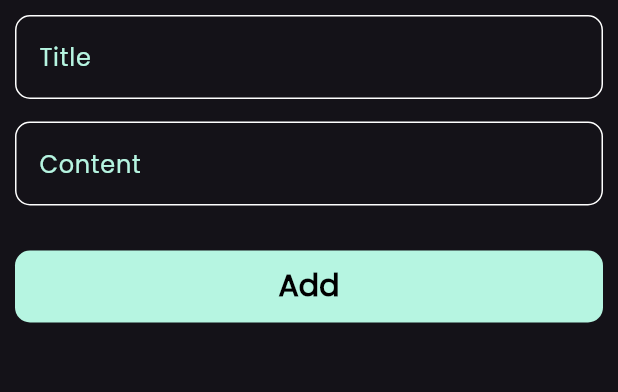
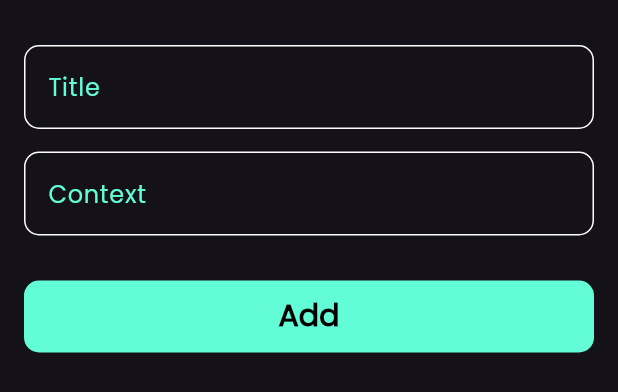
Before and after one commit to HabebaAlgarib/Notes_App, a Flutter app: the AddNote widget shown alone on an empty page, opened directly, on a phone screen of 412 x 824 dp. Shown: the top 392 px of the screen. Run offline on Flutter 3.47's test engine with Material 3 defaults, Android fonts, the phone set to English and light mode, and no system bars.

Commit message:
create custom text field

```diff
--- /dev/null
+++ b/lib/helper/constants.dart
@@ -0,0 +1,3 @@
+import 'package:flutter/material.dart';
+
+const KPrimaryColor = Color(0xff62FCD7);
--- a/lib/widgets/add_note_bottom_sheet.dart
+++ b/lib/widgets/add_note_bottom_sheet.dart
@@ -1,48 +1,26 @@
 import 'package:flutter/material.dart';
+import 'package:notes_app/helper/constants.dart';
+import 'package:notes_app/widgets/custom_text_field.dart';
 
 class AddNote extends StatelessWidget {
   const AddNote({super.key});
 
   @override
   Widget build(BuildContext context) {
-    return Container(
-      child: Padding(
-        padding: const EdgeInsets.all(10.0),
+    return Padding(
+      padding: const EdgeInsets.symmetric(horizontal: 16.0),
       child: Column(
         children: [
-            TextField(
-              decoration: InputDecoration(
-                labelText: 'Title',
-                labelStyle:
-                    TextStyle(color: const Color.fromARGB(255, 182, 245, 225)),
-                enabledBorder: OutlineInputBorder(
-                  borderRadius: BorderRadius.circular(10),
-                  borderSide: BorderSide(color: Colors.white),
+          const SizedBox(
+            height: 30,
           ),
-                focusedBorder: OutlineInputBorder(
-                  borderRadius: BorderRadius.circular(10),
-                  borderSide: BorderSide(color: Colors.white),
-                ),
-              ),
+          CustomTextField(
+            title: 'Title',
           ),
           const SizedBox(
             height: 15,
           ),
-            TextField(
-              decoration: InputDecoration(
-                labelText: 'Content',
-                labelStyle:
-                    TextStyle(color: const Color.fromARGB(255, 182, 245, 225)),
-                enabledBorder: OutlineInputBorder(
-                  borderRadius: BorderRadius.circular(10),
-                  borderSide: const BorderSide(color: Colors.white),
-                ),
-                focusedBorder: OutlineInputBorder(
-                  borderRadius: BorderRadius.circular(10),
-                  borderSide: const BorderSide(color: Colors.white),
-                ),
-              ),
-            ),
+          CustomTextField(title: 'Context'),
           const SizedBox(
             height: 30,
           ),
@@ -50,11 +28,11 @@ class AddNote extends StatelessWidget {
             width: double.infinity,
             decoration: BoxDecoration(
               borderRadius: BorderRadius.circular(10),
-                color: const Color.fromARGB(255, 182, 245, 225),
+              color: KPrimaryColor,
             ),
             child: MaterialButton(
               onPressed: () {},
-                child: Text(
+              child: const Text(
                 'Add',
                 style: TextStyle(
                   color: Colors.black,
@@ -66,7 +44,6 @@ class AddNote extends StatelessWidget {
           )
         ],
       ),
-      ),
     );
   }
 }
--- /dev/null
+++ b/lib/widgets/custom_text_field.dart
@@ -0,0 +1,26 @@
+import 'package:flutter/material.dart';
+import 'package:notes_app/helper/constants.dart';
+
+class CustomTextField extends StatelessWidget {
+  const CustomTextField({super.key, required this.title});
+  final String title;
+  @override
+  Widget build(BuildContext context) {
+    return TextField(
+      cursorColor: KPrimaryColor,
+      decoration: InputDecoration(
+        labelText: title,
+        labelStyle: const TextStyle(color: KPrimaryColor),
+        enabledBorder: buildBorder(),
+        focusedBorder: buildBorder(KPrimaryColor),
+      ),
+    );
+  }
+}
+
+OutlineInputBorder buildBorder([color]) {
+  return OutlineInputBorder(
+    borderRadius: BorderRadius.circular(10),
+    borderSide: BorderSide(color: color ?? Colors.white),
+  );
+}
```
Lines whose indentation alone changed are shown as unchanged.
